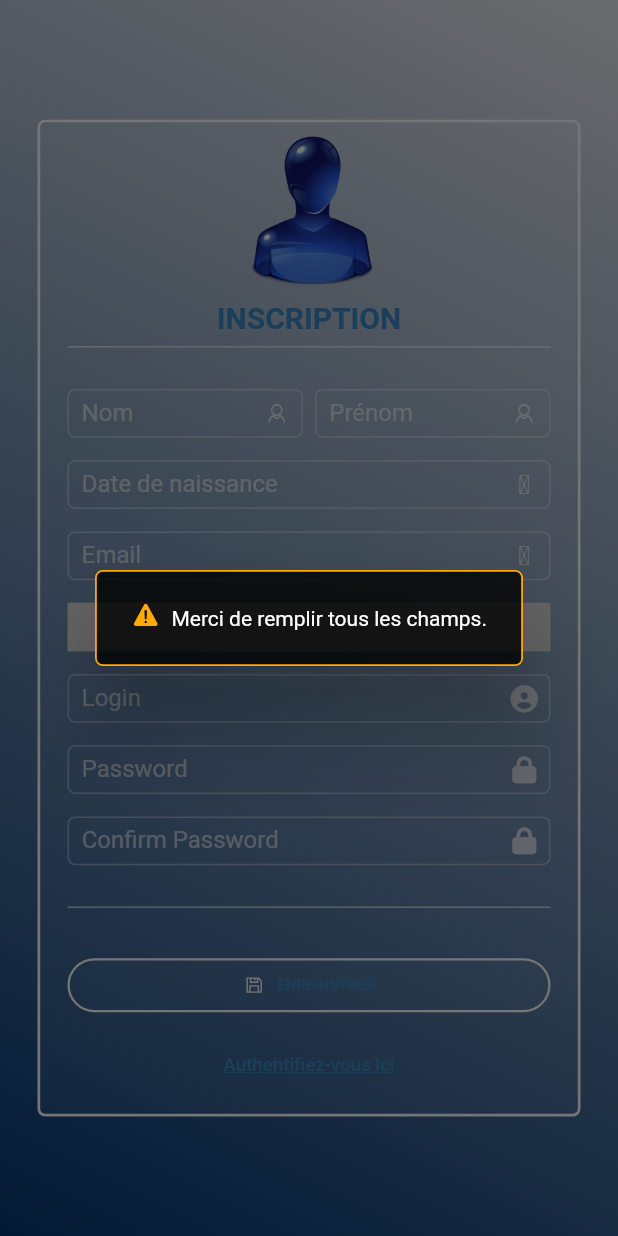
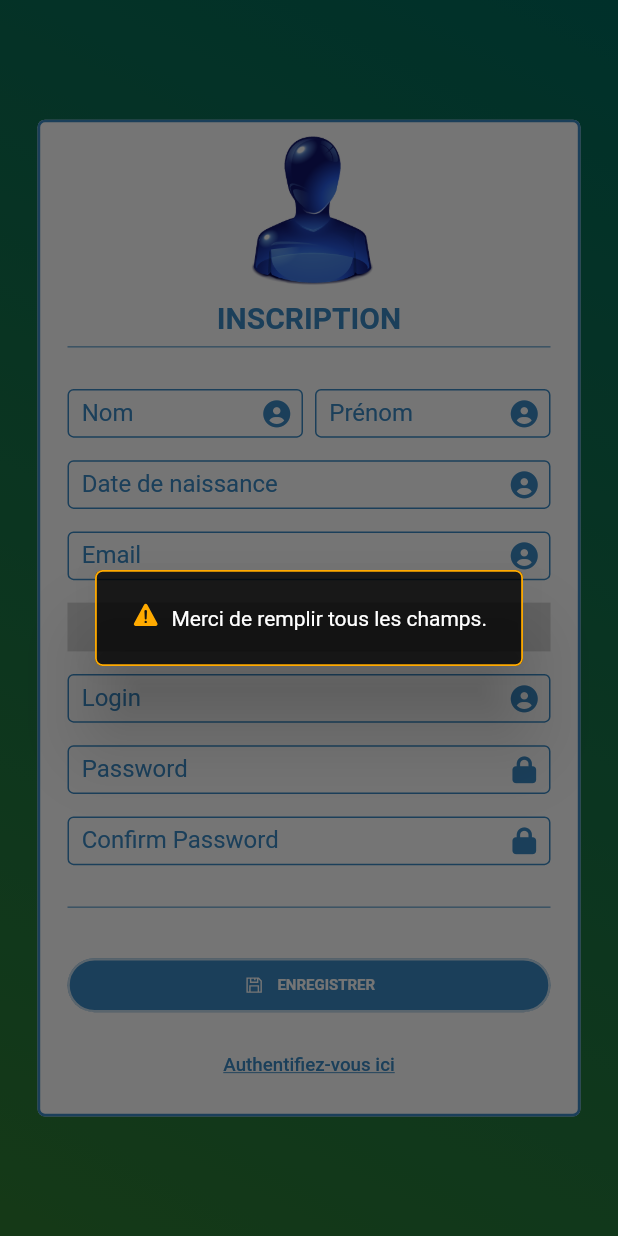
Before and after one commit to Lionapi/micee, a Flutter app: the RegisterPage screen opened by its route, after a tap on "ENREGISTRER", on a phone screen of 412 x 824 dp. Run offline on Flutter 3.47's test engine with Material 3 defaults, Android fonts, the light colour scheme and no system bars; our stand-ins replace dropdown_button2, easy_sidemenu, email_validator, file_picker, flutter_screenutil, get_storage and 3 more; missing offline and left inert: charts_painter, download, encrypt, phone_form_field, select_field, simple_grid and 2 more; accounts and stored records are empty; Roboto replaces fonts that are missing (Ubuntu).

Commit message:
26_03_2024

```diff
--- a/lib/views/Register.dart
+++ b/lib/views/Register.dart
@@ -91,9 +91,13 @@ class RegisterPageState extends State<RegisterPage> {
       child: TextFormField(
         autofocus: false, controller: _nomController,
         decoration: InputDecoration(
+          focusedBorder: const OutlineInputBorder(borderSide: BorderSide(color: MainApp.textwr,),),
+          enabledBorder: const OutlineInputBorder(borderSide: BorderSide(color: MainApp.textwr,),),
+          fillColor: MainApp.textwr, focusColor: MainApp.textwr,
           border: OutlineInputBorder(borderRadius: BorderRadius.circular(5.0)),
-          contentPadding: const EdgeInsets.only(left: 9.5),
-          labelText: 'Nom', suffixIcon: const Icon(LineAwesome.user_alt_solid, size: 18,),
+          contentPadding: const EdgeInsets.only(left: 9.5), hintStyle: MainApp.styleall.copyWith(),
+          labelText: 'Nom', labelStyle: MainApp.styleall.copyWith(),
+          suffixIcon: const Icon(FontAwesome.circle_user, size: 18, color: MainApp.textwr,),
           suffixIconConstraints: const BoxConstraints(minWidth: 35,),
         ),
         enabled: true, enableSuggestions: false,
@@ -109,9 +113,13 @@ class RegisterPageState extends State<RegisterPage> {
       child: TextFormField(
         autofocus: false, controller: _prenomController,
         decoration: InputDecoration(
+          focusedBorder: const OutlineInputBorder(borderSide: BorderSide(color: MainApp.textwr,),),
+          enabledBorder: const OutlineInputBorder(borderSide: BorderSide(color: MainApp.textwr,),),
+          fillColor: MainApp.textwr, focusColor: MainApp.textwr,
           border: OutlineInputBorder(borderRadius: BorderRadius.circular(5.0)),
-          contentPadding: const EdgeInsets.only(left: 9.5),
-          labelText: 'Prénom', suffixIcon: const Icon(LineAwesome.user_alt_solid, size: 18,),
+          contentPadding: const EdgeInsets.only(left: 9.5), hintStyle: MainApp.styleall.copyWith(),
+          labelText: 'Prénom', labelStyle: MainApp.styleall.copyWith(),
+          suffixIcon: const Icon(FontAwesome.circle_user, size: 18, color: MainApp.textwr,),
           suffixIconConstraints: const BoxConstraints(minWidth: 35,),
         ),
         enabled: true, enableSuggestions: false,
@@ -127,9 +135,13 @@ class RegisterPageState extends State<RegisterPage> {
       child: TextFormField(
         autofocus: false, controller: _hbdController,
         decoration: InputDecoration(
+          focusedBorder: const OutlineInputBorder(borderSide: BorderSide(color: MainApp.textwr,),),
+          enabledBorder: const OutlineInputBorder(borderSide: BorderSide(color: MainApp.textwr,),),
+          fillColor: MainApp.textwr, focusColor: MainApp.textwr,
           border: OutlineInputBorder(borderRadius: BorderRadius.circular(5.0)),
-          contentPadding: const EdgeInsets.only(left: 9.5),
-          labelText: 'Date de naissance', suffixIcon: const Icon(EvaIcons.calendar_outline, size: 18,),
+          contentPadding: const EdgeInsets.only(left: 9.5), hintStyle: MainApp.styleall.copyWith(),
+          labelText: 'Date de naissance', labelStyle: MainApp.styleall.copyWith(),
+          suffixIcon: const Icon(FontAwesome.circle_user, size: 18, color: MainApp.textwr,),
           suffixIconConstraints: const BoxConstraints(minWidth: 35,),
         ),
         enabled: true, enableSuggestions: false,
@@ -154,9 +166,13 @@ class RegisterPageState extends State<RegisterPage> {
       child: TextFormField(
         autofocus: false, controller: _emailController,
         decoration: InputDecoration(
+          focusedBorder: const OutlineInputBorder(borderSide: BorderSide(color: MainApp.textwr,),),
+          enabledBorder: const OutlineInputBorder(borderSide: BorderSide(color: MainApp.textwr,),),
+          fillColor: MainApp.textwr, focusColor: MainApp.textwr,
           border: OutlineInputBorder(borderRadius: BorderRadius.circular(5.0)),
-          contentPadding: const EdgeInsets.only(left: 9.5),
-          labelText: 'Email', suffixIcon: const Icon(EvaIcons.email_outline, size: 18,),
+          contentPadding: const EdgeInsets.only(left: 9.5), hintStyle: MainApp.styleall.copyWith(),
+          labelText: 'Email', labelStyle: MainApp.styleall.copyWith(),
+          suffixIcon: const Icon(FontAwesome.circle_user, size: 18, color: MainApp.textwr,),
           suffixIconConstraints: const BoxConstraints(minWidth: 35,),
         ),
         enabled: true, enableSuggestions: false,
@@ -174,9 +190,13 @@ class RegisterPageState extends State<RegisterPage> {
         autofocus: false, autocorrect: false, controller: _phoneController,
         countrySelectorNavigator: const CountrySelectorNavigator.dialog(width: 325, height: 500, ),
         decoration: InputDecoration(
+          focusedBorder: const OutlineInputBorder(borderSide: BorderSide(color: MainApp.textwr,),),
+          enabledBorder: const OutlineInputBorder(borderSide: BorderSide(color: MainApp.textwr,),),
+          fillColor: MainApp.textwr, focusColor: MainApp.textwr,
           border: OutlineInputBorder(borderRadius: BorderRadius.circular(5.0)),
-          contentPadding: const EdgeInsets.only(left: 9.5),
-          labelText: 'Portable', suffixIcon: const Icon(LineAwesome.phone_solid, size: 18,),
+          contentPadding: const EdgeInsets.only(left: 9.5), hintStyle: MainApp.styleall.copyWith(),
+          labelText: 'Portable', labelStyle: MainApp.styleall.copyWith(),
+          suffixIcon: const Icon(FontAwesome.circle_user, size: 18, color: MainApp.textwr,),
           suffixIconConstraints: const BoxConstraints(minWidth: 35,),
         ),
         flagSize: 16, defaultCountry : IsoCode.FR,
@@ -193,9 +213,13 @@ class RegisterPageState extends State<RegisterPage> {
       child: TextFormField(
         autofocus: false, controller: _loginController,
         decoration: InputDecoration(
+          focusedBorder: const OutlineInputBorder(borderSide: BorderSide(color: MainApp.textwr,),),
+          enabledBorder: const OutlineInputBorder(borderSide: BorderSide(color: MainApp.textwr,),),
+          fillColor: MainApp.textwr, focusColor: MainApp.textwr,
           border: OutlineInputBorder(borderRadius: BorderRadius.circular(5.0)),
-          contentPadding: const EdgeInsets.only(left: 9.5),
-          labelText: 'Login', suffixIcon: const Icon(FontAwesome.circle_user, size: 18,),
+          contentPadding: const EdgeInsets.only(left: 9.5), hintStyle: MainApp.styleall.copyWith(),
+          labelText: 'Login', labelStyle: MainApp.styleall.copyWith(),
+          suffixIcon: const Icon(FontAwesome.circle_user, size: 18, color: MainApp.textwr,),
           suffixIconConstraints: const BoxConstraints(minWidth: 35,),
         ),
         enabled: true, enableSuggestions: false,
@@ -210,14 +234,18 @@ class RegisterPageState extends State<RegisterPage> {
       height: 32.5,
       child: TextFormField(
         autofocus: false, controller: _passwordController,
+        cursorColor: MainApp.textwr,
         decoration: InputDecoration(
+          focusedBorder: const OutlineInputBorder(borderSide: BorderSide(color: MainApp.textwr,),),
+          enabledBorder: const OutlineInputBorder(borderSide: BorderSide(color: MainApp.textwr,),),
+          fillColor: MainApp.textwr, focusColor: MainApp.textwr,
           border: OutlineInputBorder(borderRadius: BorderRadius.circular(5.0)),
-          contentPadding: const EdgeInsets.only(left: 9.5),
-          labelText: 'Password', suffixIcon: const Icon(FontAwesome.lock_solid, size: 18,),
+          contentPadding: const EdgeInsets.only(left: 9.5), hintStyle: MainApp.styleall.copyWith(),
+          labelText: 'Password', labelStyle: MainApp.styleall.copyWith(),
+          suffixIcon: const Icon(FontAwesome.lock_solid, size: 18, color: MainApp.textwr,),
           suffixIconConstraints: const BoxConstraints(minWidth: 35,),
         ),
-        enabled: true, enableSuggestions: false,
-        keyboardType: TextInputType.text, obscureText: true, readOnly: false,
+        enabled: true, enableSuggestions: false, keyboardType: TextInputType.text, obscureText: true, readOnly: false,
         style: MainApp.styleall.copyWith(), toolbarOptions: const ToolbarOptions(copy: false, paste: false, cut: false, selectAll: false,),
         validator: (value) { return  (value == null || value.isEmpty) ?  'Password incorrect' : null; },
       )
@@ -229,9 +257,13 @@ class RegisterPageState extends State<RegisterPage> {
       child: TextFormField(
         autofocus: false, controller: _cpasswordController,
         decoration: InputDecoration(
+          focusedBorder: const OutlineInputBorder(borderSide: BorderSide(color: MainApp.textwr,),),
+          enabledBorder: const OutlineInputBorder(borderSide: BorderSide(color: MainApp.textwr,),),
+          fillColor: MainApp.textwr, focusColor: MainApp.textwr,
           border: OutlineInputBorder(borderRadius: BorderRadius.circular(5.0)),
-          contentPadding: const EdgeInsets.only(left: 9.5),
-          labelText: 'Confirm Password', suffixIcon: const Icon(FontAwesome.lock_solid, size: 18,),
+          contentPadding: const EdgeInsets.only(left: 9.5), hintStyle: MainApp.styleall.copyWith(),
+          labelText: 'Confirm Password', labelStyle: MainApp.styleall.copyWith(),
+          suffixIcon: const Icon(FontAwesome.lock_solid, size: 18, color: MainApp.textwr,),
           suffixIconConstraints: const BoxConstraints(minWidth: 35,),
         ),
         enabled: true, enableSuggestions: false,
@@ -246,7 +278,7 @@ class RegisterPageState extends State<RegisterPage> {
       width: MediaQuery.of(context).size.width,
       child: OutlinedButton.icon( //ElevatedButton
         icon: const Icon(LineAwesome.save, size: 15, color: Colors.white),
-        label: Text("ENREGISTRER", textAlign: TextAlign.center,  style: MainApp.styleall.copyWith(fontWeight: FontWeight.bold, fontSize: 10.0),),
+        label: Text("ENREGISTRER", textAlign: TextAlign.center,  style: MainApp.styleall.copyWith(color: Colors.white, fontWeight: FontWeight.bold, fontSize: 10.0),),
         onPressed: () {
           if(submitnom && submitprenom && submithbd && submitemail && submitphone != null && submitlogin && submitpassword && submitcpassword /*&& _registerform.currentState!.validate()*/){
             if(EmailValidator.validate(_emailController.text)){
@@ -304,7 +336,7 @@ class RegisterPageState extends State<RegisterPage> {
           }
         },
         style: ElevatedButton.styleFrom(
-          backgroundColor: const Color.fromARGB(5, 255, 255, 255), side: const BorderSide(color: Colors.white, width: 1.5,),
+          backgroundColor: MainApp.textwr, side: const BorderSide(color: MainApp.gray, width: 1.5,),
           shape: const RoundedRectangleBorder(borderRadius: BorderRadius.all(Radius.circular(50.0)),),
         ),
       )
@@ -335,7 +367,7 @@ class RegisterPageState extends State<RegisterPage> {
         decoration: const BoxDecoration(
           gradient: LinearGradient(
             begin: Alignment.topRight, end: Alignment.bottomLeft,
-            colors: [MainApp.bg, MainApp.bg2],
+            colors: [MainApp.navcolor2, MainApp.navcolor3],
             stops: [0, 2], tileMode: TileMode.clamp,
           ),
         ),
@@ -345,8 +377,8 @@ class RegisterPageState extends State<RegisterPage> {
               //height: MediaQuery.of(context).size.height,
               width: 370,
               child: Card(
-                shape: RoundedRectangleBorder(borderRadius: BorderRadius.circular(5), side: const BorderSide(color: Colors.white, width: 1.8), ),
-                shadowColor: Colors.transparent, color: const Color.fromARGB(15, 255, 255, 255), elevation: 5,
+                shape: RoundedRectangleBorder(borderRadius: BorderRadius.circular(5), side: const BorderSide(color: MainApp.textwr, width: 1.8), ),
+                shadowColor: Colors.transparent, color: Colors.white, elevation: 5,
                 child: Padding(
                   padding: const EdgeInsets.symmetric(vertical: 10.5, horizontal: 20),
                   child: Form(
@@ -364,7 +396,7 @@ class RegisterPageState extends State<RegisterPage> {
                         // Big Text
                         Text('INSCRIPTION', style: MainApp.styleall.copyWith(fontSize: 20, fontWeight: FontWeight.bold),),
 
-                        const Divider(color: Colors.white), const SizedBox(height: 20.0,),
+                        const Divider(color: MainApp.textwr), const SizedBox(height: 20.0,),
 
                         Row(mainAxisAlignment: MainAxisAlignment.spaceBetween,
                           // Nom // Prénom
@@ -383,7 +415,7 @@ class RegisterPageState extends State<RegisterPage> {
 
                         cpasswordField, const SizedBox(height: 20.0),
 
-                        const Divider(color: Colors.white), const SizedBox(height: 20.0,),
+                        const Divider(color: MainApp.textwr), const SizedBox(height: 20.0,),
 
                         registerButton, const SizedBox(height: 5.0,),
 
```
